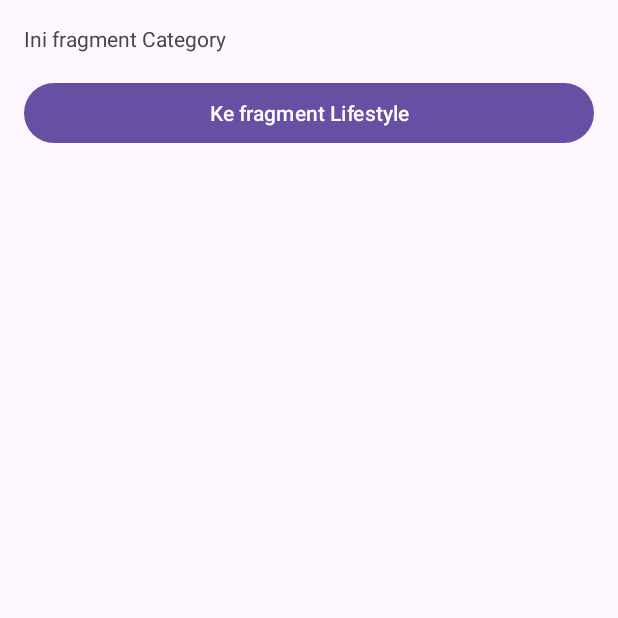
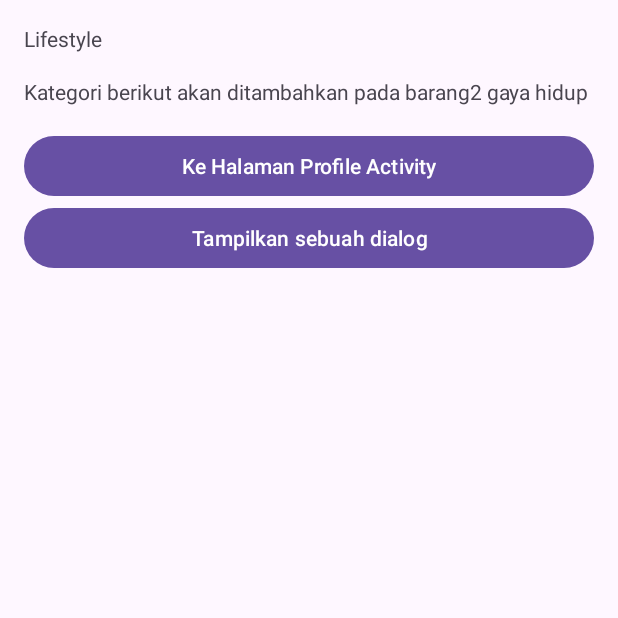
Before and after one commit to Bluemorpho61/belajar-fragment-android, an Android app: the fragment CategoryFragment placed in its activity, after a tap on "Ke fragment Lifestyle", on a phone screen of 412 x 824 dp, the top half of it. Run offline under Robolectric (Android 15) with nearby library versions, the phone set to English and light mode, and no system bars.

Commit message:
Added some new fragments

```diff
--- a/app/src/main/AndroidManifest.xml
+++ b/app/src/main/AndroidManifest.xml
@@ -13,6 +13,9 @@
         android:theme="@style/Theme.BelajarFragment"
         tools:targetApi="31">
         <activity
+            android:name=".ProfileActivity"
+            android:exported="false" />
+        <activity
             android:name=".MainActivity"
             android:exported="true">
             <intent-filter>
--- a/app/src/main/java/com/alkin/belajarfragment/CategoryFragment.kt
+++ b/app/src/main/java/com/alkin/belajarfragment/CategoryFragment.kt
@@ -27,7 +27,20 @@ class CategoryFragment : Fragment(), View.OnClickListener {
 
     override fun onClick(v: View?) {
         if (v?.id == R.id.btn_detail_category) {
+            val detailCategoryFragment = DetailCategoryFragment()
 
+            val bundle = Bundle()
+            bundle.putString(DetailCategoryFragment.EXTRA_NAME,"Lifestyle")
+            val description ="Kategori berikut akan ditambahkan pada barang2 gaya hidup"
+            detailCategoryFragment.arguments =bundle
+            detailCategoryFragment.description=description
+
+            val fragmentManager =parentFragmentManager
+            fragmentManager?.beginTransaction()?.apply {
+                replace(R.id.frame_container, detailCategoryFragment,DetailCategoryFragment::class.java.simpleName)
+                addToBackStack(null)
+                commit()
+            }
         }
     }
 
--- /dev/null
+++ b/app/src/main/java/com/alkin/belajarfragment/DetailCategoryFragment.kt
@@ -0,0 +1,75 @@
+package com.alkin.belajarfragment
+
+import android.content.Intent
+import android.os.Bundle
+import android.view.LayoutInflater
+import android.view.View
+import android.view.ViewGroup
+import android.widget.Button
+import android.widget.TextView
+import android.widget.Toast
+import androidx.fragment.app.Fragment
+
+
+class DetailCategoryFragment : Fragment() {
+    private lateinit var tvCategoryName: TextView
+    private lateinit var tvCatDesc: TextView
+    private lateinit var btnProfile: Button
+    private lateinit var btnShowDialog: Button
+
+    override fun onCreateView(
+        inflater: LayoutInflater, container: ViewGroup?,
+        savedInstanceState: Bundle?
+    ): View? {
+        // Inflate the layout for this fragment
+        return inflater.inflate(R.layout.fragment_detail_category, container, false)
+    }
+
+    var description: String? = null
+
+    companion object {
+        var EXTRA_NAME = "extra_name"
+        var EXTRA_DESCRIPTION = "extra_description"
+    }
+
+
+    override fun onViewCreated(view: View, savedInstanceState: Bundle?) {
+        super.onViewCreated(view, savedInstanceState)
+        tvCategoryName = view.findViewById(R.id.tv_category)
+        tvCatDesc = view.findViewById(R.id.tv_category_description)
+        btnProfile = view.findViewById(R.id.btn_profile)
+        btnShowDialog = view.findViewById(R.id.btn_show_dialog)
+
+        btnShowDialog.setOnClickListener {
+            val optionFragmentDialog =OptionDialogFragment()
+
+            val fragmentManager =childFragmentManager
+            optionFragmentDialog.show(fragmentManager,OptionDialogFragment::class.java.simpleName)
+        }
+
+        btnProfile.setOnClickListener {
+            val intent =Intent(requireActivity(),ProfileActivity::class.java)
+            startActivity(intent)
+        }
+
+        if (savedInstanceState != null) {
+            val descFromBundle = savedInstanceState.getString(EXTRA_DESCRIPTION)
+            description = descFromBundle
+        }
+        if (arguments != null) {
+            val categoryName = arguments?.getString(EXTRA_NAME)
+            tvCategoryName.text = categoryName
+            tvCatDesc.text = description
+        }
+
+
+    }
+
+    internal val optionFragmentDialog: OptionDialogFragment.OnOptionDialogListener =
+        object : OptionDialogFragment.OnOptionDialogListener {
+            override fun onOptionChosen(text: String?) {
+                Toast.makeText(requireActivity(),text,Toast.LENGTH_SHORT).show()
+            }
+        }
+
+}
--- /dev/null
+++ b/app/src/main/res/layout/fragment_detail_category.xml
@@ -0,0 +1,31 @@
+<?xml version="1.0" encoding="utf-8"?>
+<LinearLayout xmlns:android="http://schemas.android.com/apk/res/android"
+    xmlns:tools="http://schemas.android.com/tools"
+    android:layout_width="match_parent"
+    android:layout_height="match_parent"
+    android:orientation="vertical"
+    android:padding="16dp">
+
+    <TextView
+        android:id="@+id/tv_category"
+        android:layout_width="match_parent"
+        android:layout_height="wrap_content"
+        android:layout_marginBottom="16dp"
+        android:text="@string/category_name" />
+    <TextView
+        android:id="@+id/tv_category_description"
+        android:layout_width="match_parent"
+        android:layout_height="wrap_content"
+        android:layout_marginBottom="16dp"
+        android:text="@string/category_description" />
+    <Button
+        android:id="@+id/btn_profile"
+        android:layout_width="match_parent"
+        android:layout_height="wrap_content"
+        android:text="@string/to_profile" />
+    <Button
+        android:id="@+id/btn_show_dialog"
+        android:layout_width="match_parent"
+        android:layout_height="wrap_content"
+        android:text="@string/show_dialog" />
+</LinearLayout>
```
Also changed, not shown: app/src/main/java/com/alkin/belajarfragment/OptionDialogFragment.kt (added, +84 -0 lines), app/src/main/java/com/alkin/belajarfragment/ProfileActivity.kt (added, +14 -0 lines), app/src/main/res/layout/activity_profile.xml (added, +16 -0 lines), app/src/main/res/layout/fragment_options_fragments_dialog.xml (added, +74 -0 lines).
